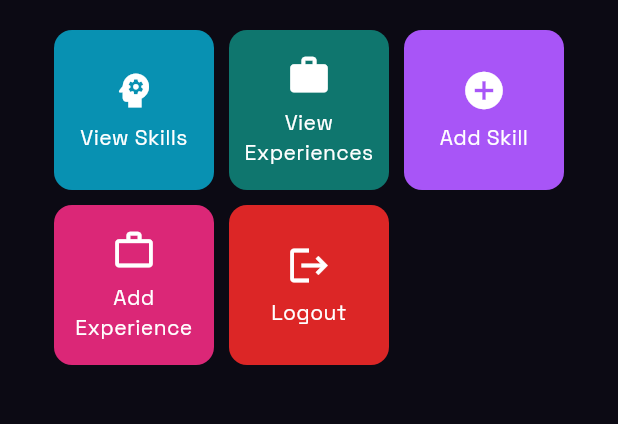
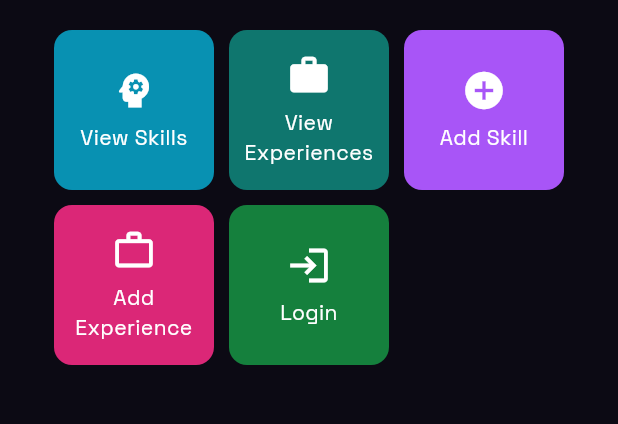
Before and after one commit to DeCorbeau/myportofolio_mobile, a Flutter app: the screen it shows after launch, on a phone screen of 412 x 824 dp, the part 363-787 px from its top. Run offline on Flutter 3.47's test engine with Material 3 defaults, Android fonts, the phone set to English and light mode, and no system bars; our stand-ins replace material_ui; generated files the repository leaves out were written again.

Commit message:
feat: swap logout card for a login card when logged out

```diff
--- a/lib/app_colors.dart
+++ b/lib/app_colors.dart
@@ -30,4 +30,5 @@ class AppColors {
 
   static const Color actionPink = Color(0xFFDB2777);
   static const Color actionTeal = Color(0xFF0F766E);
+  static const Color actionGreen = Color(0xFF15803D);
 }
--- a/lib/widgets/skill_card.dart
+++ b/lib/widgets/skill_card.dart
@@ -1,17 +1,21 @@
 import 'package:material_ui/material_ui.dart';
 import 'package:myportofolio_mobile/screens/experience_form.dart';
+import 'package:myportofolio_mobile/screens/experience_list_screen.dart';
 import 'package:myportofolio_mobile/screens/menu.dart';
 import 'package:myportofolio_mobile/screens/skill_form.dart';
 import 'package:myportofolio_mobile/screens/skill_list_screen.dart';
+import 'package:myportofolio_mobile/app_colors.dart';
 import 'package:myportofolio_mobile/services/auth_state.dart';
 import 'package:myportofolio_mobile/widgets/auth_guard.dart';
 import 'package:provider/provider.dart';
-import 'package:myportofolio_mobile/screens/experience_list_screen.dart';
 
 class ItemCard extends StatelessWidget {
   final ItemHomepage item;
 
   const ItemCard(this.item, {super.key});
+
+  /// The card that is "Logout" while logged in and "Login" while logged out.
+  static const String _authItemName = 'Logout';
 
   Future<void> _handleTap(BuildContext context) async {
     final messenger = ScaffoldMessenger.of(context);
@@ -37,27 +41,35 @@ class ItemCard extends StatelessWidget {
         navigator.push(
           MaterialPageRoute(builder: (context) => const ExperienceFormPage()),
         );
-      case 'Logout':
-        final wasLoggedIn = auth.isLoggedIn;
-        await auth.logout();
-        messenger
-          ..hideCurrentSnackBar()
-          ..showSnackBar(
-            SnackBar(
-              content: Text(
-                wasLoggedIn
-                    ? 'You have been logged out.'
-                    : 'You are not logged in.',
-              ),
-            ),
-          );
+      case _authItemName:
+        if (auth.isLoggedIn) {
+          await auth.logout();
+          messenger
+            ..hideCurrentSnackBar()
+            ..showSnackBar(
+              const SnackBar(content: Text('You have been logged out.')),
+            );
+        } else if (await ensureLoggedIn(context)) {
+          messenger
+            ..hideCurrentSnackBar()
+            ..showSnackBar(
+              const SnackBar(content: Text('You are now logged in.')),
+            );
+        }
     }
   }
 
   @override
   Widget build(BuildContext context) {
+    // Rebuild whenever the session changes so the card swaps Login/Logout.
+    final isLoggedIn = context.watch<AuthState>().isLoggedIn;
+    final showLogin = item.name == _authItemName && !isLoggedIn;
+    final label = showLogin ? 'Login' : item.name;
+    final icon = showLogin ? Icons.login : item.icon;
+    final color = showLogin ? AppColors.actionGreen : item.color;
+
     return Material(
-      color: item.color,
+      color: color,
       borderRadius: BorderRadius.circular(12),
       child: InkWell(
         onTap: () => _handleTap(context),
@@ -67,10 +79,10 @@ class ItemCard extends StatelessWidget {
             child: Column(
               mainAxisAlignment: MainAxisAlignment.center,
               children: [
-                Icon(item.icon, color: Colors.white, size: 30.0),
+                Icon(icon, color: Colors.white, size: 30.0),
                 const Padding(padding: EdgeInsets.all(3)),
                 Text(
-                  item.name,
+                  label,
                   textAlign: TextAlign.center,
                   style: const TextStyle(color: Colors.white),
                 ),
```
